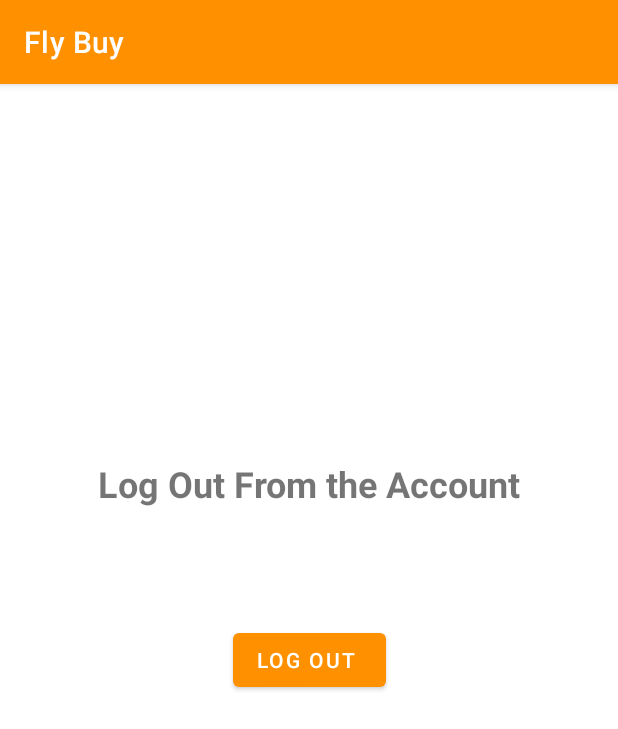
After one commit to Greshanw/Online-Shopping-App, an Android app: the fragment LogoutFragment shown on its own in the app's theme, on a phone screen of 412 x 824 dp. The commit adds this screen. Shown: the top 729 px of the screen. Run offline under Robolectric (Android 15) with nearby library versions, the phone set to English and light mode, and no system bars; Roboto replaces fonts that are not available here.

Commit message:
Fixing the issue in Log Out button

```diff
--- /dev/null
+++ b/app/src/main/java/com/example/project_mad/LogoutFragment.java
@@ -0,0 +1,80 @@
+package com.example.project_mad;
+
+import android.content.Intent;
+import android.os.Bundle;
+
+import androidx.fragment.app.Fragment;
+
+import android.view.LayoutInflater;
+import android.view.View;
+import android.view.ViewGroup;
+import android.widget.Button;
+
+/**
+ * A simple {@link Fragment} subclass.
+ * Use the {@link LogoutFragment#newInstance} factory method to
+ * create an instance of this fragment.
+ */
+public class LogoutFragment extends Fragment {
+
+    Button logout;
+    // TODO: Rename parameter arguments, choose names that match
+    // the fragment initialization parameters, e.g. ARG_ITEM_NUMBER
+    private static final String ARG_PARAM1 = "param1";
+    private static final String ARG_PARAM2 = "param2";
+
+    // TODO: Rename and change types of parameters
+    private String mParam1;
+    private String mParam2;
+
+    public LogoutFragment() {
+        // Required empty public constructor
+    }
+
+    /**
+     * Use this factory method to create a new instance of
+     * this fragment using the provided parameters.
+     *
+     * @param param1 Parameter 1.
+     * @param param2 Parameter 2.
+     * @return A new instance of fragment LogoutFragment.
+     */
+    // TODO: Rename and change types and number of parameters
+    public static LogoutFragment newInstance(String param1, String param2) {
+        LogoutFragment fragment = new LogoutFragment();
+        Bundle args = new Bundle();
+        args.putString(ARG_PARAM1, param1);
+        args.putString(ARG_PARAM2, param2);
+        fragment.setArguments(args);
+        return fragment;
+    }
+
+    @Override
+    public void onCreate(Bundle savedInstanceState) {
+
+
+        super.onCreate(savedInstanceState);
+        if (getArguments() != null) {
+            mParam1 = getArguments().getString(ARG_PARAM1);
+            mParam2 = getArguments().getString(ARG_PARAM2);
+        }
+    }
+
+    @Override
+    public View onCreateView(LayoutInflater inflater, ViewGroup container,
+                             Bundle savedInstanceState) {
+        // Inflate the layout for this fragment
+        // Inflate the layout for this fragment
+        View root =inflater.inflate(R.layout.fragment_logout, container, false);
+        logout = root.findViewById(R.id.logbtn);
+        logout.setOnClickListener(new View.OnClickListener() {
+            @Override
+            public void onClick(View view) {
+                Intent intent = new Intent(getActivity(), login.class);
+
+                startActivity(intent);
+            }
+        });
+        return root;
+    }
+}
--- a/app/src/main/java/com/example/project_mad/NavigationbarActivity.java
+++ b/app/src/main/java/com/example/project_mad/NavigationbarActivity.java
@@ -59,7 +59,7 @@
         // Passing each menu ID as a set of Ids because each
         // menu should be considered as top level destinations.
         mAppBarConfiguration = new AppBarConfiguration.Builder(
-                R.id.nav_home, R.id.nav_category, R.id.nav_Offers,R.id.nav_Cart,R.id.nav_Wishlist)
+                R.id.nav_home, R.id.nav_category, R.id.nav_Offers,R.id.nav_Cart,R.id.nav_Wishlist, R.id.nav_logout)
                 .setDrawerLayout(drawer)
                 .build();
         NavController navController = Navigation.findNavController(this, R.id.nav_host_fragment_content_navigationbar);
--- /dev/null
+++ b/app/src/main/res/layout/fragment_logout.xml
@@ -0,0 +1,31 @@
+<?xml version="1.0" encoding="utf-8"?>
+<androidx.constraintlayout.widget.ConstraintLayout xmlns:android="http://schemas.android.com/apk/res/android"
+    xmlns:app="http://schemas.android.com/apk/res-auto"
+    xmlns:tools="http://schemas.android.com/tools"
+    android:layout_width="match_parent"
+    android:layout_height="match_parent"
+    tools:context=".LogoutFragment">
+
+    <Button
+        android:id="@+id/logbtn"
+        android:layout_width="wrap_content"
+        android:layout_height="wrap_content"
+        android:text="Log Out "
+        app:layout_constraintBottom_toBottomOf="parent"
+        app:layout_constraintEnd_toEndOf="parent"
+        app:layout_constraintStart_toStartOf="parent"
+        app:layout_constraintTop_toTopOf="parent" />
+
+    <TextView
+        android:id="@+id/textView7"
+        android:layout_width="wrap_content"
+        android:layout_height="wrap_content"
+        android:text="Log Out From the Account"
+        android:textStyle="bold"
+        android:textSize="24sp"
+        app:layout_constraintBottom_toTopOf="@+id/logbtn"
+        app:layout_constraintEnd_toEndOf="parent"
+        app:layout_constraintStart_toStartOf="parent"
+        app:layout_constraintTop_toTopOf="parent"
+        app:layout_constraintVertical_bias="0.764" />
+</androidx.constraintlayout.widget.ConstraintLayout>
--- a/app/src/main/res/menu/activity_navigationbar_drawer.xml
+++ b/app/src/main/res/menu/activity_navigationbar_drawer.xml
@@ -28,7 +28,7 @@
             android:icon="@drawable/wishlist"
             android:title="@string/Wishlist" />
         <item
-            android:id="@+id/nav_Logout"
+            android:id="@+id/nav_logout"
             android:icon="@drawable/logout"
             android:title="@string/Logout" />
     </group>
--- a/app/src/main/res/navigation/mobile_navigation.xml
+++ b/app/src/main/res/navigation/mobile_navigation.xml
@@ -30,6 +30,11 @@
         android:name="com.example.project_mad.categoryFragment"
         android:label="@string/category"
         tools:layout="@layout/fragment_category" />
+    <fragment
+        android:id="@+id/nav_logout"
+        android:name="com.example.project_mad.LogoutFragment"
+        android:label="@string/Logout"
+        tools:layout="@layout/fragment_logout" />
 
 
 </navigation>
```
